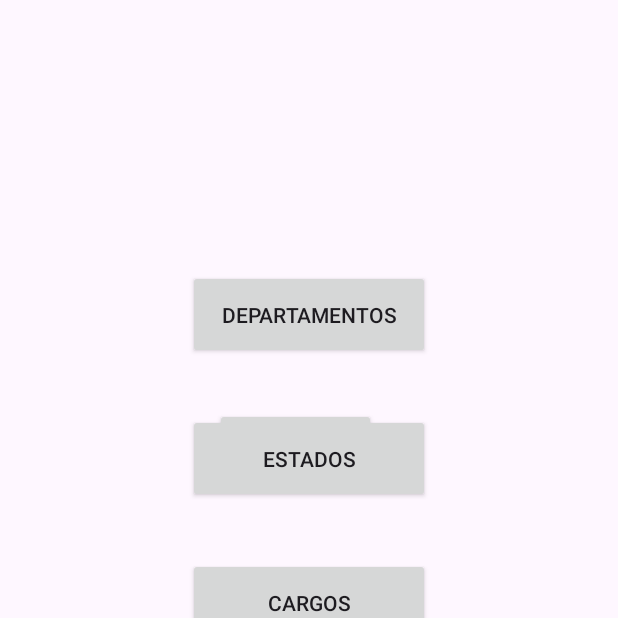
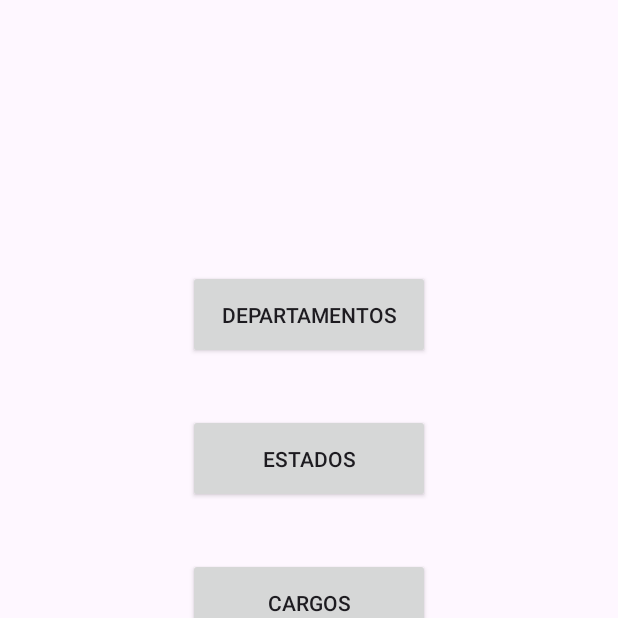
Before and after one commit to UprisingB/MaestroPersonal, an Android app: the screen it shows after launch (MainActivity), on a phone screen of 412 x 824 dp, the top half of it. Run offline under Robolectric (Android 15) with nearby library versions, the light colour scheme and no system bars.

Commit message:
Ocultar Boton
OcultarBotonBD

```diff
--- a/app/src/main/res/layout/activity_main.xml
+++ b/app/src/main/res/layout/activity_main.xml
@@ -6,7 +6,7 @@
     android:layout_height="match_parent"
     tools:context=".MainActivity">
 
-       <androidx.appcompat.widget.AppCompatButton
+      <!-- <androidx.appcompat.widget.AppCompatButton
            android:id="@+id/btnCrearBD"
            android:layout_width="107dp"
            android:layout_height="51dp"
@@ -17,7 +17,7 @@
            app:layout_constraintStart_toStartOf="parent"
            app:layout_constraintTop_toTopOf="parent"
            app:layout_constraintVertical_bias="0.352" />
-
+   -->
 
     <androidx.appcompat.widget.AppCompatButton
         android:id="@+id/btnDepartamento"
```
